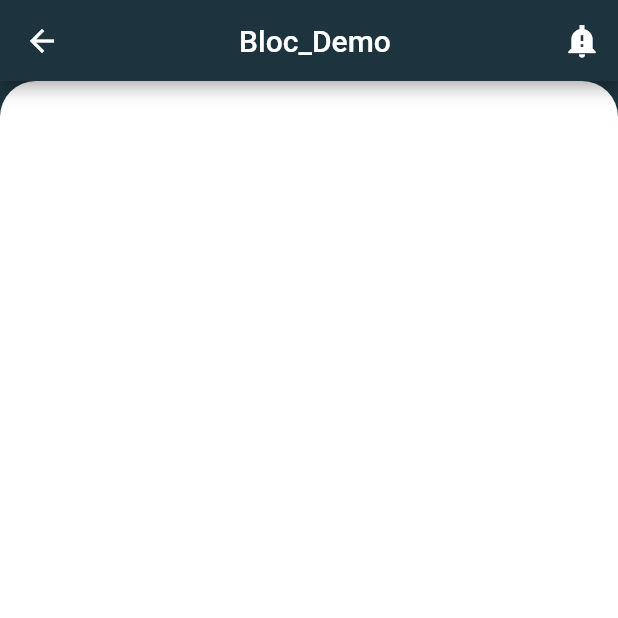
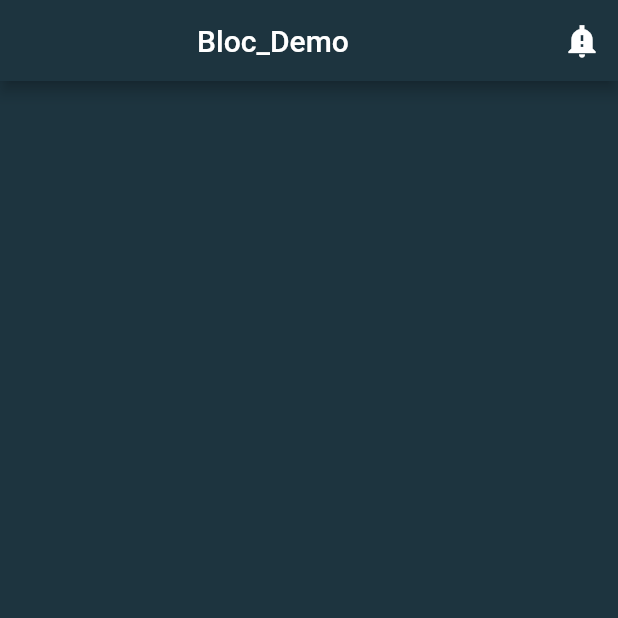
Before and after one commit to vishal01031996/bloc_demo, a Flutter app: the screen it shows after launch, on a phone screen of 412 x 824 dp, the top half of it. Run offline on Flutter 3.47's test engine with Material 2 defaults, Android fonts, the phone set to English and light mode, and no system bars; drawn by our look-alikes of loader_overlay; our stand-ins replace dio, flutter_bloc, fluttertoast, get, retrofit; generated files the repository leaves out were written again.

Commit message:
Multibloc Task

```diff
--- /dev/null
+++ b/lib/cubit/appbar/my_appbar.dart
@@ -0,0 +1,39 @@
+import 'package:bloc_demo/cubit/home_cubit.dart';
+import 'package:flutter/material.dart';
+import 'package:flutter_bloc/flutter_bloc.dart';
+import 'package:get/get.dart';
+
+class MyAppBar extends StatefulWidget {
+  const MyAppBar({Key? key}) : super(key: key);
+
+  @override
+  State<MyAppBar> createState() => _MyAppBarState();
+}
+
+class _MyAppBarState extends State<MyAppBar> {
+  @override
+  Widget build(BuildContext context) {
+    return Scaffold(
+      backgroundColor: const Color(0xFF1D343F),
+      appBar: PreferredSize(
+          preferredSize: const Size.fromHeight(54),
+          child: AppBar(
+            backgroundColor: const Color(0xFF1D343F),
+            title: const Center(
+              child: Text(
+                "Bloc_Demo",
+                style: TextStyle(fontSize: 20, color: Colors.white),
+              ),
+            ),
+            actions: [
+              IconButton(
+                  onPressed: () {
+                    Get.context?.read<HomeCubit>().randomNumber();
+                    Get.offNamed("/homepage");
+                  },
+                  icon: const Icon(Icons.notification_important_sharp))
+            ],
+          )),
+    );
+  }
+}
--- a/lib/cubit/home_cubit.dart
+++ b/lib/cubit/home_cubit.dart
@@ -1,13 +1,12 @@
 import 'package:bloc_demo/cubit/home_state.dart';
-import 'package:bloc_demo/cubit/multibloc/multi_bloc_cubit.dart';
 import 'package:bloc_demo/service/api_service.dart';
 import 'package:bloc_demo/utils/util.dart';
+import 'package:flutter/cupertino.dart';
 import 'package:flutter_bloc/flutter_bloc.dart' as bloc;
-import 'package:flutter_bloc/flutter_bloc.dart';
-import 'package:get/get.dart';
 
-class HomeCubit extends Cubit<HomeState> {
+class HomeCubit extends bloc.Cubit<HomeState> {
   HomeCubit() : super(HomeInitState());
+
 
   String text = "";
   int newnumber = 0;
@@ -56,9 +55,9 @@ class HomeCubit extends Cubit<HomeState> {
       ApiServices().randomnumber().then((value) {
         if (value.data.found == true) {
           text = value.data.text.toString();
+          print(">>>${text}");
           emit(HomeStopLoadingState());
-          Get.context?.read<MultiBlocCubit>().randomValue(text);
-          // emit(NumberSuccessApiState(text));
+          emit(NumberSuccessApiState(text));
         } else {
           emit(HomeErrorState("Unremarkable Number"));
         }
--- a/lib/cubit/multibloc/multi_bloc.dart
+++ /dev/null
@@ -1,119 +0,0 @@
-import 'package:bloc_demo/cubit/multibloc/multi_bloc_cubit.dart';
-import 'package:bloc_demo/cubit/multibloc/multi_bloc_state.dart';
-import 'package:bloc_demo/utils/util.dart';
-import 'package:flutter/cupertino.dart';
-import 'package:flutter/material.dart';
-import 'package:flutter_bloc/flutter_bloc.dart';
-import 'package:get/get.dart';
-
-class MultiBloc extends StatefulWidget {
-  const MultiBloc({Key? key}) : super(key: key);
-
-  @override
-  State<MultiBloc> createState() => _MultiBlocState();
-}
-
-class _MultiBlocState extends State<MultiBloc> {
-  MultiBlocCubit multiBlocCubit = MultiBlocCubit();
-
-  @override
-  Widget build(BuildContext context) {
-    return Scaffold(
-      backgroundColor: const Color(0xFF1D343F),
-      appBar: PreferredSize(
-          preferredSize: const Size.fromHeight(54),
-          child: AppBar(
-            backgroundColor: const Color(0xFF1D343F),
-            title: const Center(
-              child: Text(
-                "Bloc_Demo",
-                style: TextStyle(fontSize: 20, color: Colors.white),
-              ),
-            ),
-            actions: [
-              IconButton(
-                  onPressed: () {
-                    multiBlocCubit.random();
-                  },
-                  icon: const Icon(Icons.notification_important_sharp))
-            ],
-          )),
-      body: Container(
-        height: Get.height,
-        width: Get.width,
-        decoration: const BoxDecoration(
-          color: Colors.white,
-          borderRadius: BorderRadius.only(
-              topRight: Radius.circular(24), topLeft: Radius.circular(24)),
-        ),
-        padding: const EdgeInsets.all(16),
-        child: SingleChildScrollView(
-          physics: const AlwaysScrollableScrollPhysics(),
-          child: Column(
-            mainAxisSize: MainAxisSize.max,
-            children: [
-              const SizedBox(
-                height: 18,
-              ),
-              BlocConsumer(
-                bloc: multiBlocCubit,
-                listener: (context, state) {
-                  if (state is MultiBlocLoadingState) {
-                    Utils.showLoader(context);
-                  } else if (state is MultiBlocStopLoadingState) {
-                    Utils.hideLoader(context);
-                  } else if (state is MultiBlocErrorState) {
-                    Utils.showToast(state.message);
-                  }
-                },
-                buildWhen: (context, state) {
-                  if (state is MultiBlocCompleteState) {
-                    return true;
-                  } else {
-                    return false;
-                  }
-                },
-                builder: (context, state) {
-                  if (state is MultiBlocCompleteState) {
-                    return Column(
-                      children: [
-                        const SizedBox(
-                          height: 40,
-                        ),
-                        const Text(
-                          "OutPut",
-                          style: TextStyle(
-                              fontSize: 16,
-                              fontWeight: FontWeight.bold,
-                              color: CupertinoColors.activeBlue),
-                        ),
-                        const SizedBox(
-                          height: 10,
-                        ),
-                        Container(
-                          width: Get.width,
-                          padding: const EdgeInsets.all(16),
-                          decoration: BoxDecoration(
-                              border: Border.all(),
-                              borderRadius: BorderRadius.circular(10)),
-                          child: Text(
-                            "Hello",
-                            textAlign: TextAlign.center,
-                            style: const TextStyle(
-                                fontSize: 16, color: Colors.red),
-                          ),
-                        )
-                      ],
-                    );
-                  } else {
-                    return Container();
-                  }
-                },
-              ),
-            ],
-          ),
-        ),
-      ),
-    );
-  }
-}
--- a/lib/cubit/multibloc/multi_bloc_cubit.dart
+++ /dev/null
@@ -1,22 +0,0 @@
-import 'package:bloc_demo/cubit/home_cubit.dart';
-import 'package:bloc_demo/cubit/multibloc/multi_bloc_state.dart';
-import 'package:flutter_bloc/flutter_bloc.dart';
-import 'package:get/get.dart';
-
-class MultiBlocCubit extends Cubit<MultiBlocState> {
-  MultiBlocCubit() : super(MultiBlocInitState());
-
-  random() {
-    emit(MultiBlocLoadingState());
-    Get.context?.read<HomeCubit>().randomNumber();
-    // print(">>>${text}");
-    emit(MultiBlocStopLoadingState());
-    // emit(MultiBlocCompleteState(text));
-  }
-
-  randomValue(String text) {
-    print("####${text}");
-
-    emit(MultiBlocCompleteState(text));
-  }
-}
--- a/lib/cubit/multibloc/multi_bloc_state.dart
+++ /dev/null
@@ -1,19 +0,0 @@
-abstract class MultiBlocState {}
-
-class MultiBlocInitState extends MultiBlocState {}
-
-class MultiBlocLoadingState extends MultiBlocState {}
-
-class MultiBlocStopLoadingState extends MultiBlocState {}
-
-class MultiBlocErrorState extends MultiBlocState {
-  String message;
-
-  MultiBlocErrorState(this.message);
-}
-
-class MultiBlocCompleteState extends MultiBlocState {
-  String text;
-
-  MultiBlocCompleteState(this.text);
-}
--- a/lib/main.dart
+++ b/lib/main.dart
@@ -1,24 +1,19 @@
+import 'package:bloc_demo/cubit/appbar/my_appbar.dart';
 import 'package:bloc_demo/cubit/home_cubit.dart';
 import 'package:bloc_demo/cubit/home_page.dart';
-import 'package:bloc_demo/cubit/multibloc/multi_bloc_cubit.dart';
 import 'package:flutter/material.dart';
 import 'package:get/get.dart';
 import 'package:loader_overlay/loader_overlay.dart';
 import 'package:flutter_bloc/flutter_bloc.dart' as bloc;
 
-import 'cubit/multibloc/multi_bloc.dart';
 
 HomeCubit homeCubit = HomeCubit();
-MultiBlocCubit multiBlocCubit = MultiBlocCubit();
 
 void main() {
   runApp(bloc.MultiBlocProvider(providers: [
     bloc.BlocProvider(
       create: (context) => homeCubit,
     ),
-    bloc.BlocProvider(
-      create: (context) => multiBlocCubit,
-    )
   ], child: MyApp()));
 }
 
@@ -35,12 +30,11 @@ class MyApp extends StatelessWidget {
           primarySwatch: Colors.blue,
         ),
         defaultTransition: Transition.zoom,
-        initialRoute: "/multibloc",
         getPages: [
-          GetPage(name: "/multibloc", page: () => MultiBloc()),
+          GetPage(name: "/myappbar", page: () => MyAppBar()),
           GetPage(name: "/homepage", page: () => HomePage()),
         ],
-        home: const MultiBloc(),
+        home: const MyAppBar(),
       ),
     );
   }
```
